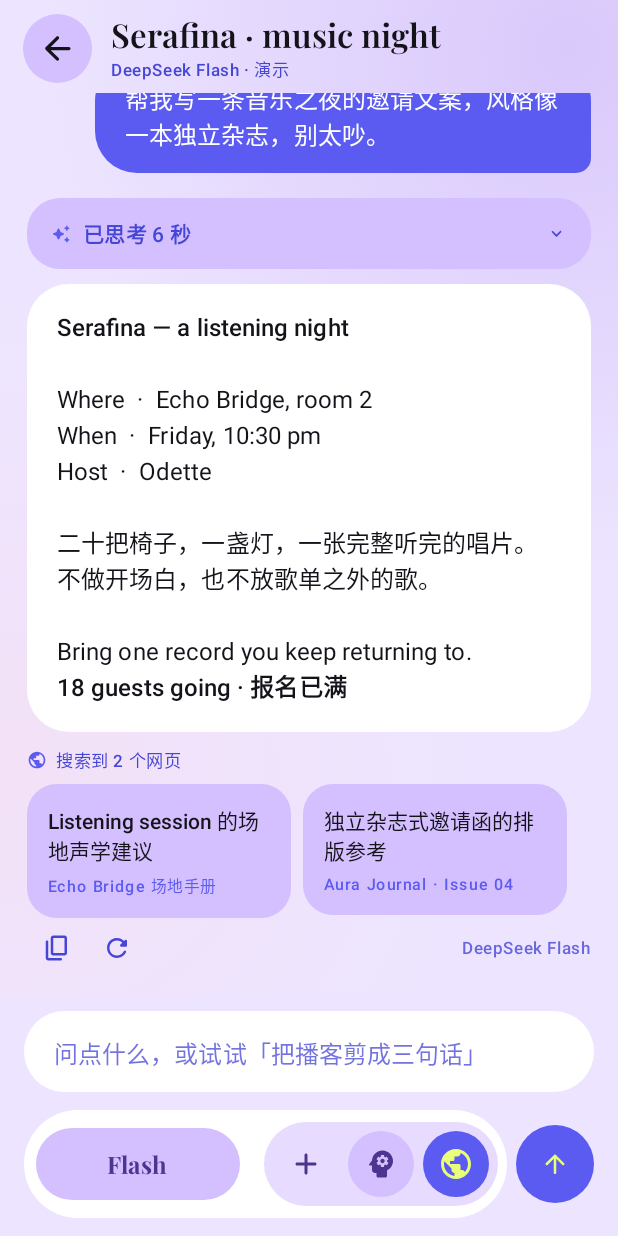
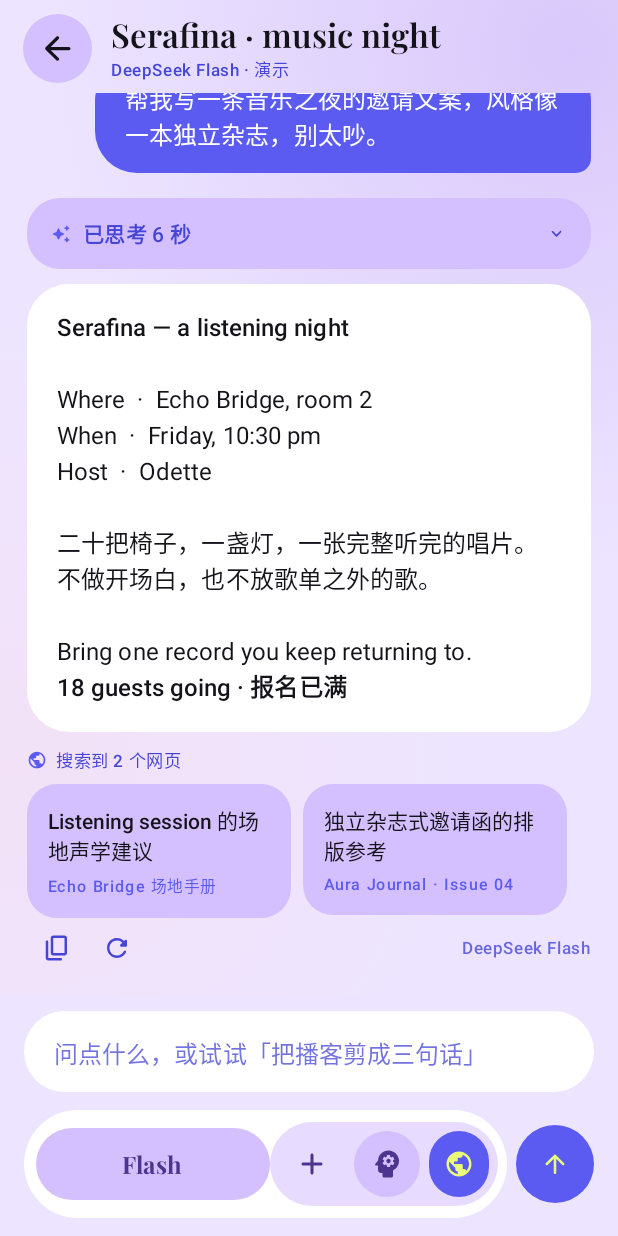
Before and after one commit to lwhhz/aura, an Android app built with Jetpack Compose: the screen it shows after launch (MainActivity), after a tap on "继续上次", on a phone screen of 412 x 824 dp. Run offline under Robolectric (Android 15) with nearby library versions, the phone set to English and light mode, and no system bars; Roboto replaces fonts that are not available here.

Commit message:
Aura 1.0.3: model pill width follows tool tray, text ellipsizes

```diff
--- a/aura/app/build.gradle.kts
+++ b/aura/app/build.gradle.kts
@@ -17,8 +17,8 @@ android {
         applicationId = "com.aura.chat"
         minSdk = 26
         targetSdk = 36
-        versionCode = 34
-        versionName = "1.0.2"
+        versionCode = 35
+        versionName = "1.0.3"
     }
 
     signingConfigs {
--- a/aura/app/src/main/java/com/aura/chat/ui/components/Buttons.kt
+++ b/aura/app/src/main/java/com/aura/chat/ui/components/Buttons.kt
@@ -161,6 +161,7 @@ fun AuraTag(
                 letterSpacing = 0.2.sp,
                 maxLines = 1,
                 softWrap = false,
+                overflow = androidx.compose.ui.text.style.TextOverflow.Ellipsis,
             )
         }
     }
--- a/aura/app/src/main/java/com/aura/chat/ui/components/Composer.kt
+++ b/aura/app/src/main/java/com/aura/chat/ui/components/Composer.kt
@@ -207,7 +207,7 @@ fun ChatComposer(
                 // 模型选择胶囊：宽度跟随右侧底托的实测宽度（等宽），底托本身保持原样
                 Box(
                     Modifier
-                        .width(136.dp)
+                        .width(if (trayWidth > 0.dp) trayWidth else 120.dp)
                         .height(48.dp),
                 ) {
                     SelectPill(
--- a/aura/app/src/main/java/com/aura/chat/ui/screens/SettingsScreen.kt
+++ b/aura/app/src/main/java/com/aura/chat/ui/screens/SettingsScreen.kt
@@ -273,7 +273,7 @@ fun SettingsScreen(
                     }
 
                     item {
-                        SettingsCard(eyebrow = "关于", title = "Aura 1.0.2") {
+                        SettingsCard(eyebrow = "关于", title = "Aura 1.0.3") {
                             Text(
                                 text = "Aura 是 DeepSeek 官方开源 chat-demo（MIT）的 Android 复刻：界面按 Material 3 Expressive 与薰衣草编辑风重新设计，对话能力接入官方 chat/completions。" +
                                     "联网检索、深度思考与文件解析均为官方服务端工具，调用会按官方价格额外计费。" +
```
